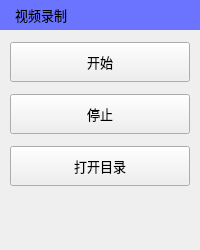
Above: screen_record/ui/main_window.ui from wpp2014/ScreenRecord before the change. Below: the same form after it.
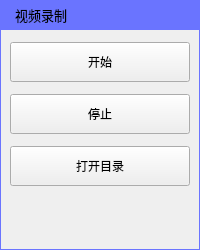
That is the form after the change. Icons and pictures are not drawn.

Commit message: 添加边框

What changed in the file:
```diff
--- a/screen_record/ui/main_window.ui
+++ b/screen_record/ui/main_window.ui
@@ -25,6 +25,11 @@
   <property name="windowTitle">
    <string>视频录制</string>
   </property>
+  <property name="styleSheet">
+   <string notr="true">QWidget#centralwidget {
+  border: 1px solid #6a74ff;
+}</string>
+  </property>
   <widget class="QWidget" name="centralwidget">
    <property name="sizePolicy">
     <sizepolicy hsizetype="Preferred" vsizetype="Preferred">
@@ -38,6 +43,9 @@
      <height>16777215</height>
     </size>
    </property>
+   <property name="styleSheet">
+    <string notr="true"/>
+   </property>
    <layout class="QVBoxLayout" name="verticalLayout">
     <property name="spacing">
      <number>0</number>
```
Left out of the diff: 2 changed lines with no effect on the pictures.
